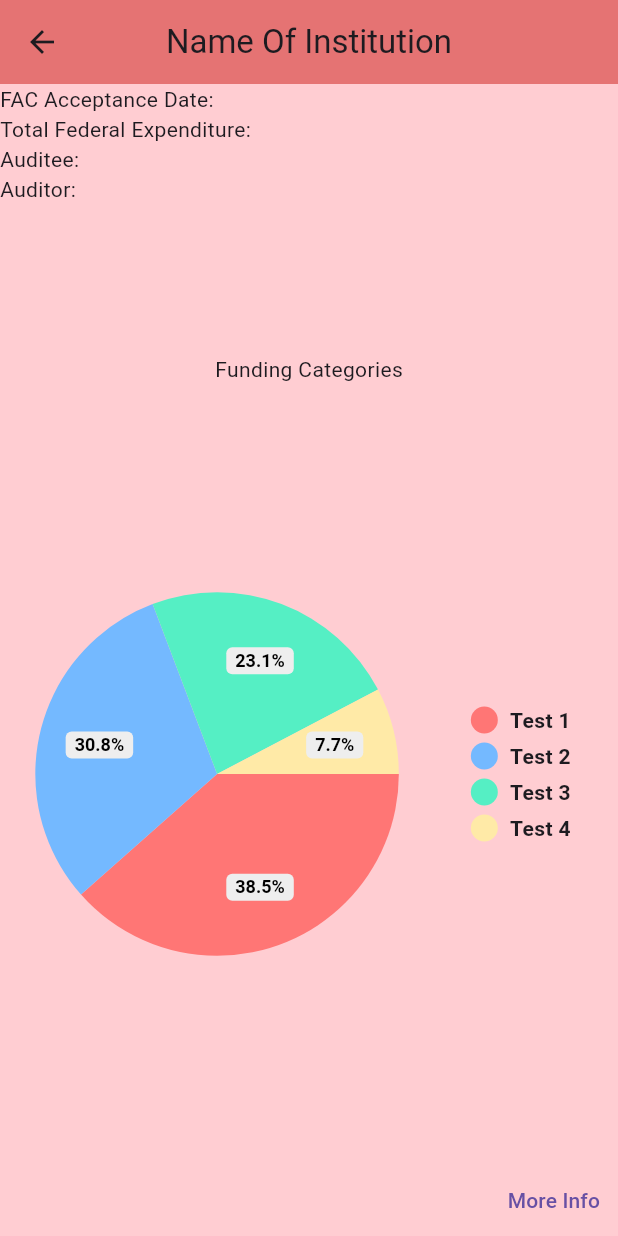
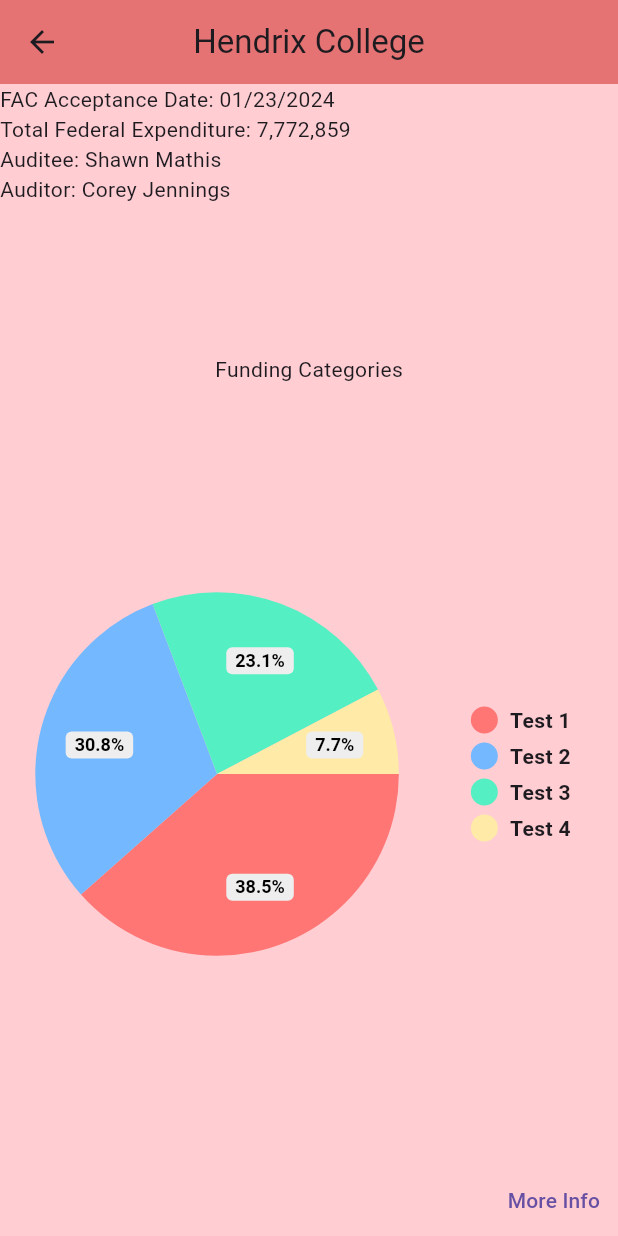
Before and after one commit to dylcarinc/Final-Project, a Flutter app: the AuditPage screen opened directly, on a phone screen of 412 x 824 dp. Run offline on Flutter 3.47's test engine with Material 3 defaults, Android fonts, the phone set to English and light mode, and no system bars; drawn by our look-alikes of pie_chart.

Commit message:
Hendrix College Mock-UP

```diff
--- a/school_audit_navigator/lib/AuditPage.dart
+++ b/school_audit_navigator/lib/AuditPage.dart
@@ -22,17 +22,17 @@ class _AuditPageState extends State<AuditPage> {
   Widget build(BuildContext context) {
     return Scaffold(
       appBar: AppBar(
-        title: const Text('Name Of Institution'),
+        title: const Text('Hendrix College'),
         backgroundColor: Colors.red[300],
         centerTitle: true,
       ),
       body: Column(
         crossAxisAlignment: CrossAxisAlignment.start,
         children: [
-        const Text('FAC Acceptance Date:'),
-        const Text('Total Federal Expenditure:'),
-        const Text('Auditee:'),
-        const Text('Auditor:'),
+        const Text('FAC Acceptance Date: 01/23/2024'),
+        const Text('Total Federal Expenditure: 7,772,859'),
+        const Text('Auditee: Shawn Mathis'),
+        const Text('Auditor: Corey Jennings'),
         const SizedBox(height: 100),
         const Center(child: Text('Funding Categories')),
         const Spacer(),
```
Also changed, not shown: school_audit_navigator/lib/ResultsPage.dart (+6 -4 lines).
